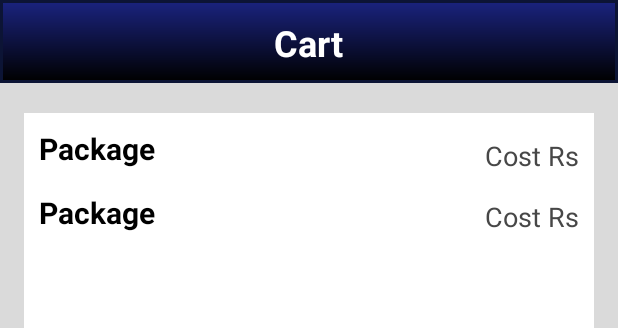
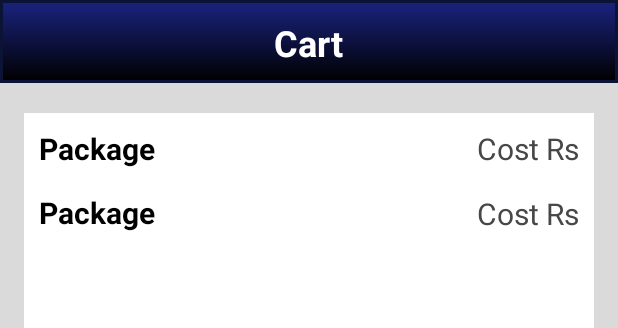
Before and after one commit to maira-abid/ServX, an Android app: the layout activity_cart.xml on its own in the app's theme, with its tools: preview values and no code run, on a phone screen of 412 x 824 dp. Shown: the top 328 px of the screen. Run offline under Robolectric (Android 15) with nearby library versions, the phone set to English and light mode, and no system bars.

Commit message:
Fixed alignment in cart

```diff
--- a/app/src/main/java/pl/servx/servx/Cart.java
+++ b/app/src/main/java/pl/servx/servx/Cart.java
@@ -254,7 +254,7 @@ public class Cart extends AppCompatActivity {
             if (i==0) {
                 msg= "Car: "+cart_data.car+" <br/> <br/>"+msg;
                 texts.get(i).setText(Html.fromHtml(msg));
-                cost= " <br/> <br/>"+cost;
+                cost= "<br/><br/>"+cost;
                 costs.get(i).setText(Html.fromHtml(cost));
             }
 
--- a/app/src/main/res/layout/activity_cart.xml
+++ b/app/src/main/res/layout/activity_cart.xml
@@ -77,10 +77,10 @@
             android:layout_height="wrap_content"
             android:layout_alignParentTop="true"
             android:layout_alignParentEnd="true"
-            android:layout_marginTop="16dp"
+            android:layout_marginTop="10dp"
             android:layout_marginEnd="10dp"
             android:text="Cost Rs"
-            android:textSize="18sp"
+            android:textSize="20sp"
             android:textColor="@color/grey" />
 
         <TextView
@@ -93,7 +93,7 @@
             android:layout_marginEnd="10dp"
             android:text="Cost Rs"
             android:textColor="@color/grey"
-            android:textSize="18sp" />
+            android:textSize="20sp" />
 
         <TextView
             android:id="@+id/pack2"
```
Also changed, not shown: 701 other files.
